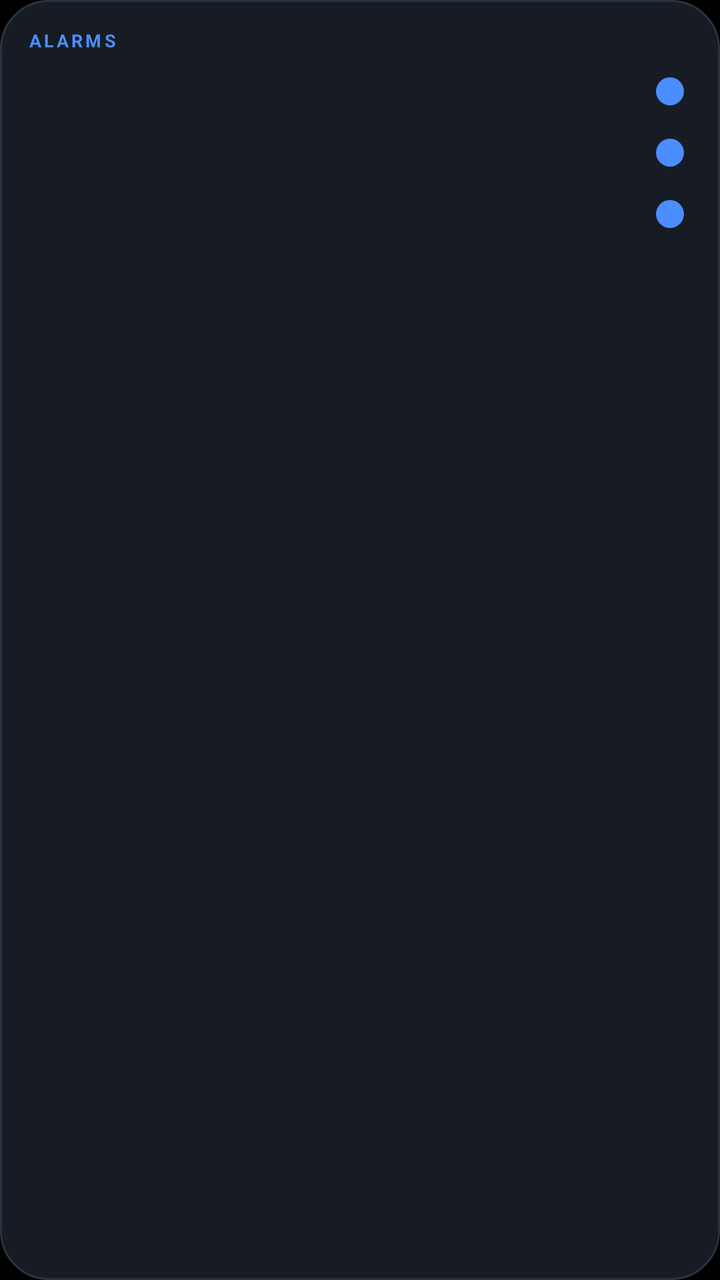
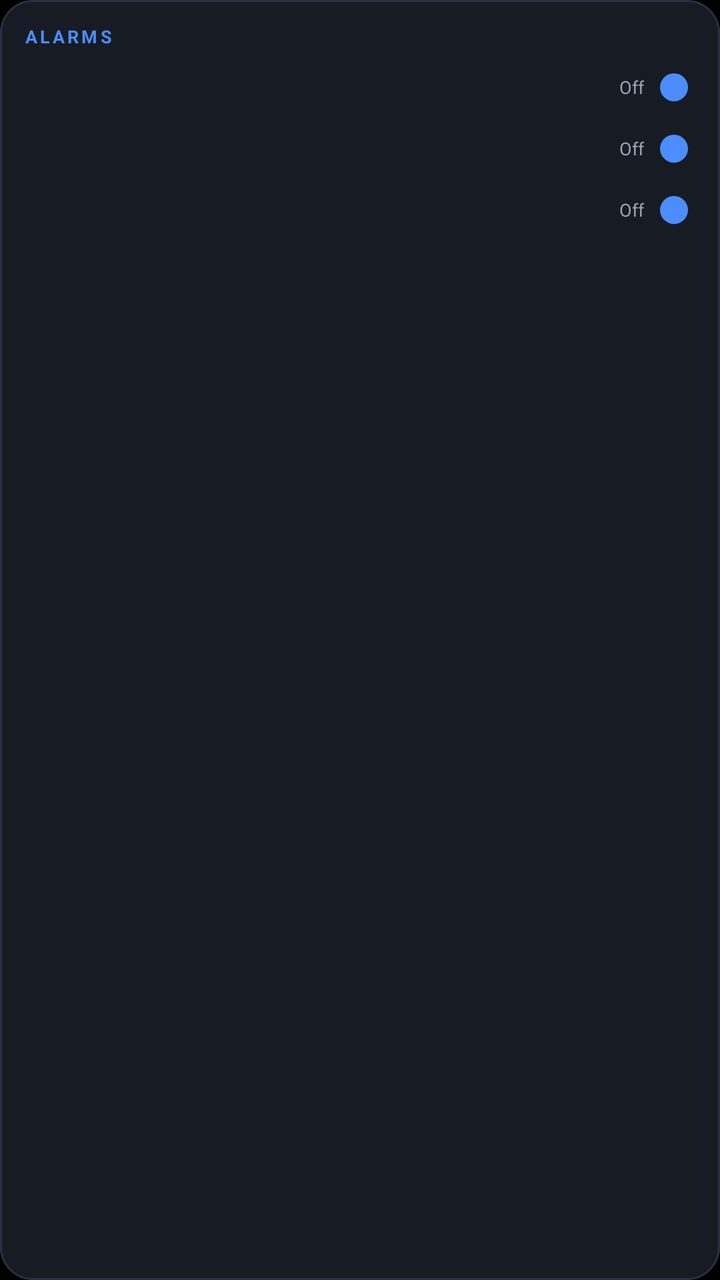

Screens rendered from an Android XML layout before and after an edit, with the pre-edit source and the edit as a unified diff.
<!-- AndroidManifest.xml: application theme Theme.Chronos -->
<!-- res/layout/widget_alarm_list.xml -->
<?xml version="1.0" encoding="utf-8"?>
<LinearLayout xmlns:android="http://schemas.android.com/apk/res/android"
    android:id="@+id/widget_root"
    android:layout_width="match_parent"
    android:layout_height="match_parent"
    android:background="@drawable/widget_bg"
    android:orientation="vertical"
    android:padding="14dp">

    <TextView
        android:id="@+id/list_header"
        android:layout_width="match_parent"
        android:layout_height="wrap_content"
        android:text="ALARMS"
        android:textColor="#4C8DFF"
        android:textSize="9sp"
        android:letterSpacing="0.15"
        android:textStyle="bold"
        android:layout_marginBottom="4dp" />

    <LinearLayout
        android:id="@+id/row1"
        android:layout_width="match_parent"
        android:layout_height="wrap_content"
        android:orientation="horizontal"
        android:gravity="center_vertical"
        android:paddingTop="4dp"
        android:paddingBottom="4dp">

        <TextView
            android:id="@+id/row1_time"
            android:layout_width="wrap_content"
            android:layout_height="wrap_content"
            android:textSize="17sp"
            android:textColor="#EDEFF3"
            android:textStyle="bold" />

        <TextView
            android:id="@+id/row1_label"
            android:layout_width="0dp"
            android:layout_height="wrap_content"
            android:layout_weight="1"
            android:layout_marginStart="8dp"
            android:textSize="11sp"
            android:maxLines="1"
            android:ellipsize="end"
            android:textColor="#9AA3B2" />

        <ImageView
            android:id="@+id/row1_toggle"
            android:layout_width="22dp"
            android:layout_height="22dp"
            android:contentDescription="Toggle alarm"
            android:padding="4dp"
            android:src="@drawable/widget_toggle_on" />
    </LinearLayout>
    <LinearLayout
        android:id="@+id/row2"
        android:layout_width="match_parent"
        android:layout_height="wrap_content"
        android:orientation="horizontal"
        android:gravity="center_vertical"
        android:paddingTop="4dp"
        android:paddingBottom="4dp">

        <TextView
            android:id="@+id/row2_time"
            android:layout_width="wrap_content"
            android:layout_height="wrap_content"
            android:textSize="17sp"
            android:textColor="#EDEFF3"
            android:textStyle="bold" />

        <TextView
            android:id="@+id/row2_label"
            android:layout_width="0dp"
            android:layout_height="wrap_content"
            android:layout_weight="1"
            android:layout_marginStart="8dp"
            android:textSize="11sp"
            android:maxLines="1"
            android:ellipsize="end"
            android:textColor="#9AA3B2" />

        <ImageView
            android:id="@+id/row2_toggle"
            android:layout_width="22dp"
            android:layout_height="22dp"
            android:contentDescription="Toggle alarm"
            android:padding="4dp"
            android:src="@drawable/widget_toggle_on" />
    </LinearLayout>
    <LinearLayout
        android:id="@+id/row3"
        android:layout_width="match_parent"
        android:layout_height="wrap_content"
        android:orientation="horizontal"
        android:gravity="center_vertical"
        android:paddingTop="4dp"
        android:paddingBottom="4dp">

        <TextView
            android:id="@+id/row3_time"
            android:layout_width="wrap_content"
            android:layout_height="wrap_content"
            android:textSize="17sp"
            android:textColor="#EDEFF3"
            android:textStyle="bold" />

        <TextView
            android:id="@+id/row3_label"
            android:layout_width="0dp"
            android:layout_height="wrap_content"
            android:layout_weight="1"
            android:layout_marginStart="8dp"
            android:textSize="11sp"
            android:maxLines="1"
            android:ellipsize="end"
            android:textColor="#9AA3B2" />

        <ImageView
            android:id="@+id/row3_toggle"
            android:layout_width="22dp"
            android:layout_height="22dp"
            android:contentDescription="Toggle alarm"
            android:padding="4dp"
            android:src="@drawable/widget_toggle_on" />
    </LinearLayout>
</LinearLayout>
<!-- resources referenced by this layout -->
<resources>
  <!-- drawable widget_bg (drawable) -->
  <?xml version="1.0" encoding="utf-8"?>
  <shape xmlns:android="http://schemas.android.com/apk/res/android" android:shape="rectangle">
      <corners android:radius="24dp" />
      <solid android:color="#171B23" />
      <stroke android:width="1dp" android:color="#2A3140" />
  </shape>
  <!-- drawable widget_toggle_on (drawable) -->
  <?xml version="1.0" encoding="utf-8"?>
  <shape xmlns:android="http://schemas.android.com/apk/res/android" android:shape="oval">
      <solid android:color="#4C8DFF" />
      <size android:width="14dp" android:height="14dp" />
  </shape>
  <style name="Theme.Chronos" parent="android:Theme.Material.NoActionBar">
          <item name="android:windowBackground">@android:color/black</item>
          <item name="android:statusBarColor">@android:color/transparent</item>
          <item name="android:navigationBarColor">@android:color/transparent</item>
          <item name="android:windowDrawsSystemBarBackgrounds">true</item>
      </style>
</resources>

<!-- the commit's change to res/layout/widget_alarm_list.xml (unified diff, before → after) -->
@@ -5,18 +5,18 @@
     android:layout_height="match_parent"
     android:background="@drawable/widget_bg"
     android:orientation="vertical"
-    android:padding="14dp">
+    android:padding="@dimen/widget_pad">
 
     <TextView
         android:id="@+id/list_header"
         android:layout_width="match_parent"
         android:layout_height="wrap_content"
-        android:text="ALARMS"
-        android:textColor="#4C8DFF"
+        android:text="@string/widget_header_alarms"
+        android:textColor="@color/widget_accent"
         android:textSize="9sp"
         android:letterSpacing="0.15"
         android:textStyle="bold"
-        android:layout_marginBottom="4dp" />
+        android:layout_marginBottom="@dimen/widget_gap" />
 
     <LinearLayout
         android:id="@+id/row1"
@@ -24,15 +24,15 @@
         android:layout_height="wrap_content"
         android:orientation="horizontal"
         android:gravity="center_vertical"
-        android:paddingTop="4dp"
-        android:paddingBottom="4dp">
+        android:paddingTop="@dimen/widget_gap"
+        android:paddingBottom="@dimen/widget_gap">
 
         <TextView
             android:id="@+id/row1_time"
             android:layout_width="wrap_content"
             android:layout_height="wrap_content"
             android:textSize="17sp"
-            android:textColor="#EDEFF3"
+            android:textColor="@color/widget_ink"
             android:textStyle="bold" />
 
         <TextView
@@ -40,35 +40,48 @@
             android:layout_width="0dp"
             android:layout_height="wrap_content"
             android:layout_weight="1"
-            android:layout_marginStart="8dp"
+            android:layout_marginStart="@dimen/widget_pad_small"
             android:textSize="11sp"
             android:maxLines="1"
             android:ellipsize="end"
-            android:textColor="#9AA3B2" />
+            android:textColor="@color/widget_ink_muted" />
+
+        
+        <TextView
+            android:id="@+id/row1_state"
+            android:layout_width="wrap_content"
+            android:layout_height="wrap_content"
+            android:layout_marginStart="@dimen/widget_pad_small"
+            android:textSize="9sp"
+            android:maxLines="1"
+            android:text="@string/widget_state_off"
+            android:textColor="@color/widget_ink_muted" />
 
         <ImageView
             android:id="@+id/row1_toggle"
-            android:layout_width="22dp"
-            android:layout_height="22dp"
-            android:contentDescription="Toggle alarm"
-            android:padding="4dp"
+            android:layout_width="@dimen/widget_toggle_size"
+            android:layout_height="@dimen/widget_toggle_size"
+            android:layout_marginStart="@dimen/widget_gap"
+            android:contentDescription="@string/widget_cd_alarm_on"
+            android:padding="@dimen/widget_gap"
             android:src="@drawable/widget_toggle_on" />
     </LinearLayout>
+
     <LinearLayout
         android:id="@+id/row2"
         android:layout_width="match_parent"
         android:layout_height="wrap_content"
         android:orientation="horizontal"
         android:gravity="center_vertical"
-        android:paddingTop="4dp"
-        android:paddingBottom="4dp">
+        android:paddingTop="@dimen/widget_gap"
+        android:paddingBottom="@dimen/widget_gap">
 
         <TextView
             android:id="@+id/row2_time"
             android:layout_width="wrap_content"
             android:layout_height="wrap_content"
             android:textSize="17sp"
-            android:textColor="#EDEFF3"
+            android:textColor="@color/widget_ink"
             android:textStyle="bold" />
 
         <TextView
@@ -76,35 +89,48 @@
             android:layout_width="0dp"
             android:layout_height="wrap_content"
             android:layout_weight="1"
-            android:layout_marginStart="8dp"
+            android:layout_marginStart="@dimen/widget_pad_small"
             android:textSize="11sp"
             android:maxLines="1"
             android:ellipsize="end"
-            android:textColor="#9AA3B2" />
+            android:textColor="@color/widget_ink_muted" />
+
+        
+        <TextView
+            android:id="@+id/row2_state"
+            android:layout_width="wrap_content"
+            android:layout_height="wrap_content"
+            android:layout_marginStart="@dimen/widget_pad_small"
+            android:textSize="9sp"
+            android:maxLines="1"
+            android:text="@string/widget_state_off"
+            android:textColor="@color/widget_ink_muted" />
 
         <ImageView
             android:id="@+id/row2_toggle"
-            android:layout_width="22dp"
-            android:layout_height="22dp"
-            android:contentDescription="Toggle alarm"
-            android:padding="4dp"
+            android:layout_width="@dimen/widget_toggle_size"
+            android:layout_height="@dimen/widget_toggle_size"
+            android:layout_marginStart="@dimen/widget_gap"
+            android:contentDescription="@string/widget_cd_alarm_on"
+            android:padding="@dimen/widget_gap"
             android:src="@drawable/widget_toggle_on" />
     </LinearLayout>
+
     <LinearLayout
         android:id="@+id/row3"
         android:layout_width="match_parent"
         android:layout_height="wrap_content"
         android:orientation="horizontal"
         android:gravity="center_vertical"
-        android:paddingTop="4dp"
-        android:paddingBottom="4dp">
+        android:paddingTop="@dimen/widget_gap"
+        android:paddingBottom="@dimen/widget_gap">
 
         <TextView
             android:id="@+id/row3_time"
             android:layout_width="wrap_content"
             android:layout_height="wrap_content"
             android:textSize="17sp"
-            android:textColor="#EDEFF3"
+            android:textColor="@color/widget_ink"
             android:textStyle="bold" />
 
         <TextView
@@ -112,18 +138,30 @@
             android:layout_width="0dp"
             android:layout_height="wrap_content"
             android:layout_weight="1"
-            android:layout_marginStart="8dp"
+            android:layout_marginStart="@dimen/widget_pad_small"
             android:textSize="11sp"
             android:maxLines="1"
             android:ellipsize="end"
-            android:textColor="#9AA3B2" />
+            android:textColor="@color/widget_ink_muted" />
+
+        
+        <TextView
+            android:id="@+id/row3_state"
+            android:layout_width="wrap_content"
+            android:layout_height="wrap_content"
+            android:layout_marginStart="@dimen/widget_pad_small"
+            android:textSize="9sp"
+            android:maxLines="1"
+            android:text="@string/widget_state_off"
+            android:textColor="@color/widget_ink_muted" />
 
         <ImageView
             android:id="@+id/row3_toggle"
-            android:layout_width="22dp"
-            android:layout_height="22dp"
-            android:contentDescription="Toggle alarm"
-            android:padding="4dp"
+            android:layout_width="@dimen/widget_toggle_size"
+            android:layout_height="@dimen/widget_toggle_size"
+            android:layout_marginStart="@dimen/widget_gap"
+            android:contentDescription="@string/widget_cd_alarm_on"
+            android:padding="@dimen/widget_gap"
             android:src="@drawable/widget_toggle_on" />
     </LinearLayout>
 </LinearLayout>
<!-- resource entries referenced after the edit -->
@@ -1,9 +1,16 @@
 <!-- resources referenced by this layout -->
 <resources>
+  <color name="widget_accent">#4C8DFF</color>
+  <color name="widget_ink">#EDEFF3</color>
+  <color name="widget_ink_muted">#9AA3B2</color>
+  <dimen name="widget_gap">4dp</dimen>
+  <dimen name="widget_pad">12dp</dimen>
+  <dimen name="widget_pad_small">8dp</dimen>
+  <dimen name="widget_toggle_size">22dp</dimen>
   <!-- drawable widget_bg (drawable) -->
   <?xml version="1.0" encoding="utf-8"?>
   <shape xmlns:android="http://schemas.android.com/apk/res/android" android:shape="rectangle">
-      <corners android:radius="24dp" />
+      <corners android:radius="@dimen/widget_corner_radius" />
       <solid android:color="#171B23" />
       <stroke android:width="1dp" android:color="#2A3140" />
   </shape>
@@ -13,11 +20,15 @@
       <solid android:color="#4C8DFF" />
       <size android:width="14dp" android:height="14dp" />
   </shape>
+  <string name="widget_cd_alarm_on">Alarm on, tap to turn off</string>
+  <string name="widget_header_alarms">ALARMS</string>
+  <string name="widget_state_off">Off</string>
   <style name="Theme.Chronos" parent="android:Theme.Material.NoActionBar">
           <item name="android:windowBackground">@android:color/black</item>
           <item name="android:statusBarColor">@android:color/transparent</item>
           <item name="android:navigationBarColor">@android:color/transparent</item>
           <item name="android:windowDrawsSystemBarBackgrounds">true</item>
       </style>
+  <dimen name="widget_corner_radius">16dp</dimen>
 </resources>
 
